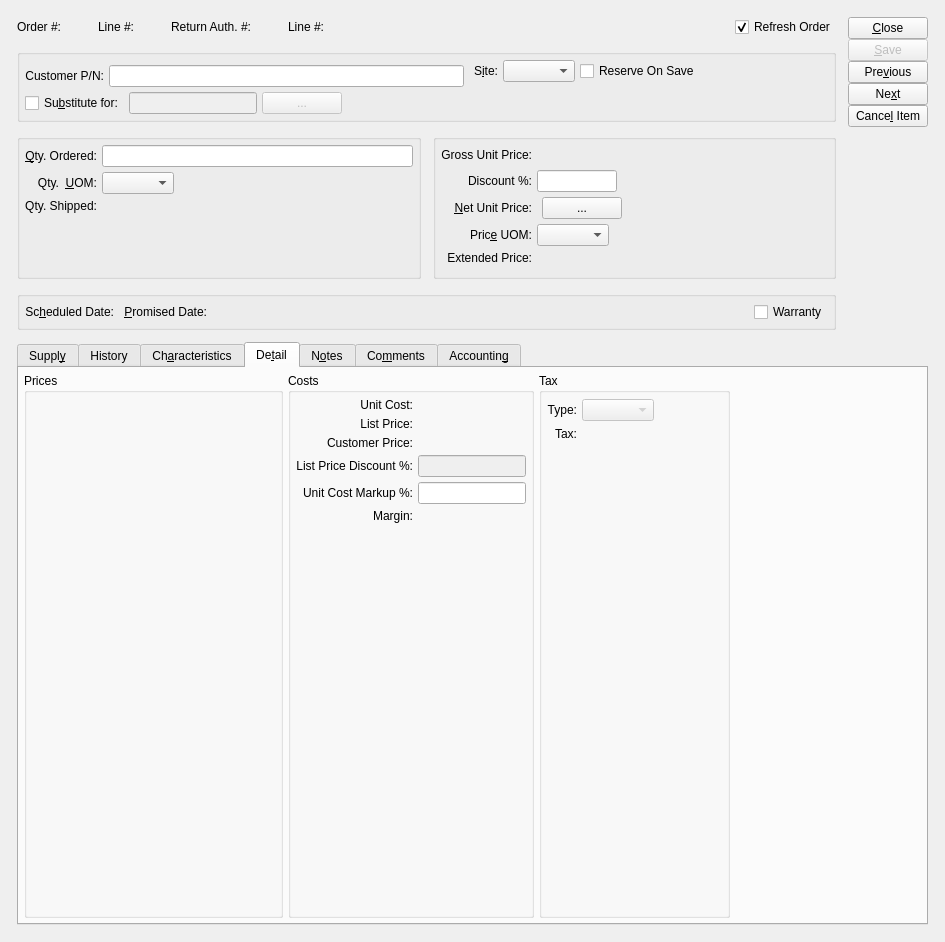
Before: the Qt Designer form guiclient/salesOrderItem.ui in Pegasus-RPG/xtuple-client, drawn with Qt 5.
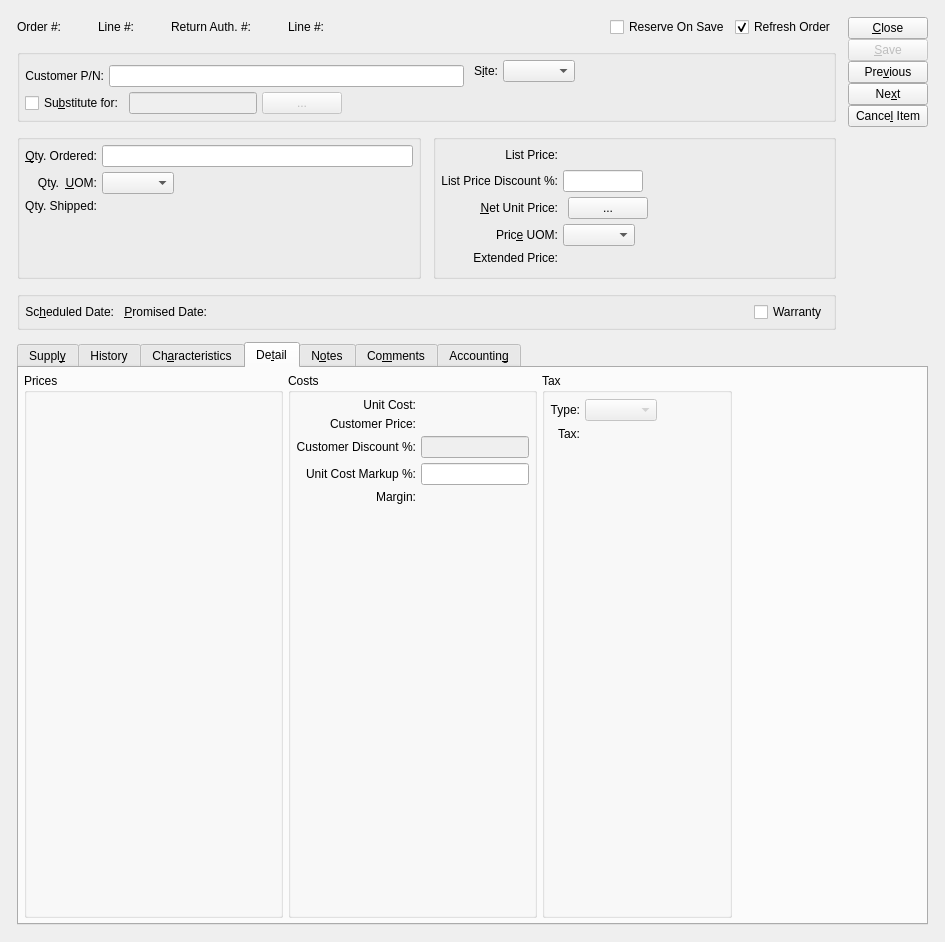
After: the same form once the commit is applied. The open tabs and pages were chosen to show the change. Custom widgets are drawn as their Qt base class.

What changed in the file:
```diff
--- a/guiclient/salesOrderItem.ui
+++ b/guiclient/salesOrderItem.ui
@@ -150,6 +150,13 @@
          </property>
         </spacer>
        </item>
+       <item>
+        <widget class="XCheckBox" name="_reserveOnSave">
+         <property name="text">
+          <string>Reserve On Save</string>
+         </property>
+        </widget>
+       </item>
        <item>
         <widget class="XCheckBox" name="_orderRefresh">
          <property name="focusPolicy">
@@ -394,13 +401,6 @@
               </property>
              </spacer>
             </item>
-            <item row="0" column="2">
-             <widget class="XCheckBox" name="_reserveOnSave">
-              <property name="text">
-               <string>Reserve On Save</string>
-              </property>
-             </widget>
-            </item>
            </layout>
           </item>
           <item row="1" column="1">
@@ -583,9 +583,9 @@
          </widget>
         </item>
         <item row="2" column="0">
-         <widget class="QLabel" name="_discountFromCustLit">
+         <widget class="QLabel" name="_discountFromListPriceLit">
           <property name="text">
-           <string>Discount %:</string>
+           <string>List Price Discount %:</string>
           </property>
           <property name="alignment">
            <set>Qt::AlignRight|Qt::AlignTrailing|Qt::AlignVCenter</set>
@@ -630,7 +630,7 @@
         <item row="2" column="1">
          <layout class="QHBoxLayout">
           <item>
-           <widget class="XLineEdit" name="_discountFromCust">
+           <widget class="XLineEdit" name="_discountFromListPrice">
             <property name="maximumSize">
              <size>
               <width>80</width>
@@ -750,9 +750,9 @@
          </layout>
         </item>
         <item row="1" column="0">
-         <widget class="QLabel" name="_grossUnitPriceLit">
+         <widget class="QLabel" name="_listPriceLit">
           <property name="text">
-           <string>Gross Unit Price:</string>
+           <string>List Price:</string>
           </property>
           <property name="alignment">
            <set>Qt::AlignRight|Qt::AlignTrailing|Qt::AlignVCenter</set>
@@ -2272,30 +2272,7 @@
             <string>Costs</string>
            </property>
            <layout class="QGridLayout">
-            <item row="3" column="1">
-             <widget class="QLabel" name="_discountFromListPriceLit">
-              <property name="minimumSize">
-               <size>
-                <width>0</width>
-                <height>0</height>
-               </size>
-              </property>
-              <property name="text">
-               <string>List Price Discount %:</string>
-              </property>
-              <property name="alignment">
-               <set>Qt::AlignRight|Qt::AlignTrailing|Qt::AlignVCenter</set>
-              </property>
-             </widget>
-            </item>
             <item row="1" column="2">
-             <widget class="CurrDisplay" name="_listPrice">
-              <property name="format">
-               <enum>CurrDisplay::SalesPrice</enum>
-              </property>
-             </widget>
-            </item>
-            <item row="2" column="2">
              <widget class="CurrDisplay" name="_customerPrice">
               <property name="format">
                <enum>CurrDisplay::SalesPrice</enum>
@@ -2303,6 +2280,22 @@
              </widget>
             </item>
             <item row="2" column="1">
+             <widget class="QLabel" name="_discountFromCustLit">
+              <property name="minimumSize">
+               <size>
+                <width>0</width>
+                <height>0</height>
+               </size>
+              </property>
+              <property name="text">
+               <string>Customer Discount %:</string>
+              </property>
+              <property name="alignment">
+               <set>Qt::AlignRight|Qt::AlignTrailing|Qt::AlignVCenter</set>
+              </property>
+             </widget>
+            </item>
+            <item row="1" column="1">
              <widget class="QLabel" name="_customerPriceLit">
               <property name="text">
                <string>Customer Price:</string>
@@ -2322,8 +2315,8 @@
               </property>
              </widget>
             </item>
-            <item row="3" column="2">
-             <widget class="XLineEdit" name="_discountFromListPrice">
+            <item row="2" column="2">
+             <widget class="XLineEdit" name="_discountFromCust">
               <property name="enabled">
                <bool>false</bool>
               </property>
@@ -2332,40 +2325,30 @@
               </property>
              </widget>
             </item>
-            <item row="8" column="2">
+            <item row="7" column="2">
              <widget class="XLineEdit" name="_markupFromUnitCost">
               <property name="alignment">
                <set>Qt::AlignRight|Qt::AlignTrailing|Qt::AlignVCenter</set>
               </property>
              </widget>
             </item>
-            <item row="1" column="1">
-             <widget class="QLabel" name="_listPriceLit">
-              <property name="text">
-               <string>List Price:</string>
+            <item row="10" column="1">
+             <spacer>
+              <property name="orientation">
+               <enum>Qt::Vertical</enum>
               </property>
-              <property name="alignment">
-               <set>Qt::AlignRight|Qt::AlignTrailing|Qt::AlignVCenter</set>
+              <property name="sizeHint" stdset="0">
+               <size>
+                <width>20</width>
+                <height>0</height>
+               </size>
               </property>
-             </widget>
+             </spacer>
             </item>
-            <item row="9" column="2">
+            <item row="8" column="2">
              <widget class="CurrDisplay" name="_margin"/>
             </item>
-            <item row="11" column="1">
-             <spacer>
-              <property name="orientation">
-               <enum>Qt::Vertical</enum>
-              </property>
-              <property name="sizeHint" stdset="0">
-               <size>
-                <width>20</width>
-                <height>0</height>
-               </size>
-              </property>
-             </spacer>
-            </item>
-            <item row="9" column="1">
+            <item row="8" column="1">
              <widget class="QLabel" name="_marginLit">
               <property name="text">
                <string>Margin:</string>
@@ -2375,7 +2358,7 @@
               </property>
              </widget>
             </item>
-            <item row="8" column="1">
+            <item row="7" column="1">
              <widget class="QLabel" name="_markupFromUnitCostLit">
               <property name="text">
                <string>Unit Cost Markup %:</string>
```
Left out of the diff: 36 changed lines with no effect on the pictures.
